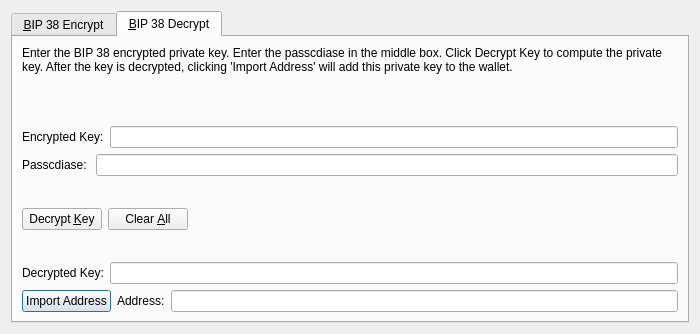
Old version of the form src/qt/forms/bip38tooldialog.ui in the repository godikalinganna/CDI.
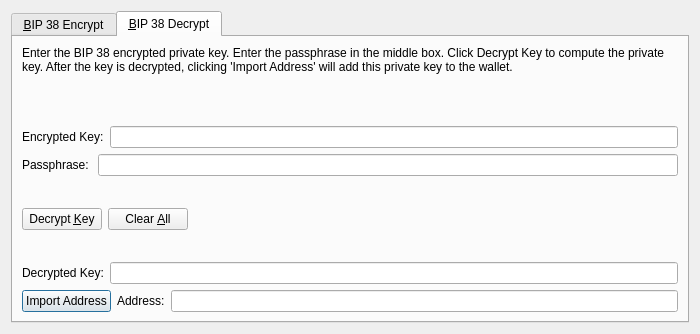
New version of the form. Icons and pictures are not drawn. Custom widgets are drawn as their Qt base class.

```diff
--- a/src/qt/forms/bip38tooldialog.ui
+++ b/src/qt/forms/bip38tooldialog.ui
@@ -255,7 +255,7 @@
        <item>
         <widget class="QLabel" name="infoLabel_DEC">
          <property name="text">
-          <string>Enter the BIP 38 encrypted private key. Enter the passcdiase in the middle box. Click Decrypt Key to compute the private key. After the key is decrypted, clicking 'Import Address' will add this private key to the wallet.</string>
+          <string>Enter the BIP 38 encrypted private key. Enter the passphrase in the middle box. Click Decrypt Key to compute the private key. After the key is decrypted, clicking 'Import Address' will add this private key to the wallet.</string>
          </property>
          <property name="textFormat">
           <enum>Qt::PlainText</enum>
@@ -291,7 +291,7 @@
          <item>
           <widget class="QLabel" name="label">
            <property name="text">
-            <string>Passcdiase: </string>
+            <string>Passphrase: </string>
            </property>
           </widget>
          </item>
```
Left out of the diff: 8 changed lines with no effect on the pictures.
